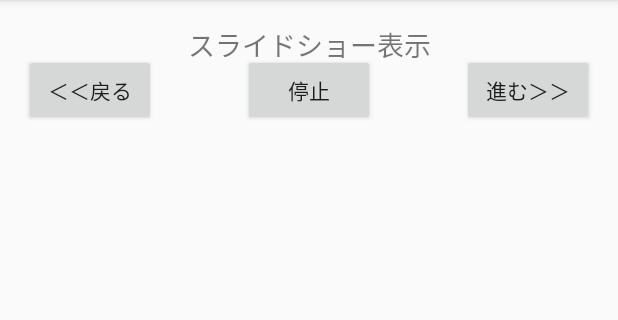
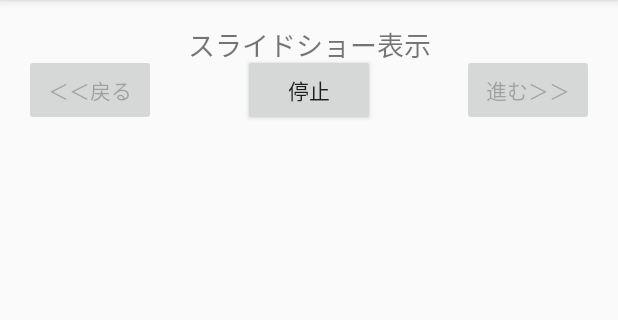
Before and after one commit to ym-dev/AutoSlideshowApp, an Android app: the screen it shows after launch (MainActivity), after a tap on "開始", on a phone screen of 412 x 824 dp, the part 84-404 px from its top. Run offline under Robolectric (Android 15) with nearby library versions, the phone set to English and light mode, and no system bars; 3 statements that could not run were skipped.

Commit message:
自動再生を実装。 ボタンの無効化・有効化も実装。

```diff
--- a/app/src/main/java/jp/techacademy/murai/yusuke/autoslideshowapp/MainActivity.java
+++ b/app/src/main/java/jp/techacademy/murai/yusuke/autoslideshowapp/MainActivity.java
@@ -27,7 +27,6 @@ public class MainActivity extends AppCompatActivity implements View.OnClickListe
     Button playButton;              //ボタン
     Button forwardBut;
     Button backBut;
-    ArrayList<Uri> arrayList ;      //Uri型のArrayListを作りUriを格納していく
 
     Timer mainTimer;					//タイマー用
     MainTimerTask mainTimerTask;		//タイマタスククラス
@@ -49,7 +48,6 @@ public class MainActivity extends AppCompatActivity implements View.OnClickListe
         super.onCreate(savedInstanceState);
         setContentView(R.layout.activity_main);
 
-        arrayList = new ArrayList<Uri>();
 
         // Android 6.0以降の場合
         if (Build.VERSION.SDK_INT >= Build.VERSION_CODES.M) {
@@ -76,17 +74,8 @@ public class MainActivity extends AppCompatActivity implements View.OnClickListe
         backBut.setOnClickListener(this);
 
 
-/*        //タイマーインスタンス生成
-        this.mainTimer = new Timer();
-        //タスククラスインスタンス生成
-        this.mainTimerTask = new MainTimerTask();
-        //タイマースケジュール設定＆開始
-        this.mainTimer.schedule(mainTimerTask, 0,1000);
-        */
-        //テキストビュー
         this.textView = (TextView)findViewById(R.id.textViewTop);
-        //Playボタンにタグ付け
-        playButton.setTag(0);
+        playButton.setTag(0);        //Playボタンにタグ付け
 
 
 
@@ -123,30 +112,9 @@ public class MainActivity extends AppCompatActivity implements View.OnClickListe
 
         if (cursor.moveToFirst()) {
             showImageURI();
+        }else{
+            cursor.close();
         }
-        //cursor.close();
-
-
-/*
-        if (cursor.moveToFirst()){
-            do {
-                // indexからIDを取得し、そのIDから画像のURIを取得する
-                int fieldIndex =cursor.getColumnIndex(MediaStore.Images.Media._ID);
-
-                Long id = cursor.getLong(fieldIndex);
-                Uri imageUri = ContentUris.withAppendedId(MediaStore.Images.Media.EXTERNAL_CONTENT_URI, id);
-
-                Log.d("ANDROID", "URI: " + imageUri.toString());
-
-                arrayList.add(imageUri);
-
-//                ImageView imageVIew = (ImageView) findViewById(R.id.imageView);
-//                imageVIew.setImageURI(imageUri);
-
-            } while (cursor.moveToNext());
-        }
-        cursor.close();
-*/
 
 
 
@@ -169,14 +137,17 @@ public class MainActivity extends AppCompatActivity implements View.OnClickListe
 
 
 
-        } else if (v.getId() == R.id.playButton) {
-            int numMaxArr = arrayList.size();
-            Log.d("ANDROID", "onClick内 arrayList.size= " + numMaxArr);
-
-            for (int l = 0; l < numMaxArr; l++) {
-                Log.d("ANDROID", " arrayList.get(l) = " + arrayList.get(l));
+        } else if (v.getId() == R.id.backBut) {
+            Log.d("ANDROID", "backButが押されました");
+            if (cursor.moveToPrevious()) {
+                showImageURI();
+            } else {
+                cursor.moveToLast();
+                showImageURI();
             }
 
+
+        } else if (v.getId() == R.id.playButton) {
 
             switch ((Integer)v.getTag()) {
                 case 0:
@@ -186,12 +157,16 @@ public class MainActivity extends AppCompatActivity implements View.OnClickListe
                     mainTimer.schedule(mainTimerTask, 0,1000); //タイマースケジュール設定＆開始
                     playButton.setText("停止");
                     playButton.setTag(1);
+                    forwardBut.setEnabled(false);
+                    backBut.setEnabled(false);
                     break;
                 case 1:
                     Log.d("ANDROID", "getTag = "+String.valueOf(v.getTag()));
                     mainTimer.cancel();
                     playButton.setText("再開");
                     playButton.setTag(0);
+                    forwardBut.setEnabled(true);
+                    backBut.setEnabled(true);
                     break;
                 default:
                     Log.d("javatest", "getTag=0,1以外");
@@ -199,18 +174,6 @@ public class MainActivity extends AppCompatActivity implements View.OnClickListe
             }
 
 
-
-
-
-
-        } else if (v.getId() == R.id.backBut) {
-            Log.d("ANDROID", "backButが押されました");
-            if (cursor.moveToPrevious()) {
-                showImageURI();
-            }else{
-                cursor.moveToLast();
-                showImageURI();
-            }
         }
 
     }
@@ -218,14 +181,17 @@ public class MainActivity extends AppCompatActivity implements View.OnClickListe
 
 
     private void showImageURI() {
-        Log.d("ANDROID", "getPosition()= "+cursor.getPosition());
-
         int fieldIndex = cursor.getColumnIndex(MediaStore.Images.Media._ID);
         Long id = cursor.getLong(fieldIndex);
         Uri imageUri = ContentUris.withAppendedId(MediaStore.Images.Media.EXTERNAL_CONTENT_URI, id);
 
         imageVIew = (ImageView) findViewById(R.id.imageView);
         imageVIew.setImageURI(imageUri);
+
+        Log.d("ANDROID", "cursor.getPosition()= "+cursor.getPosition());
+        Log.d("ANDROID", "cursor.getColumnIndex()= "+ fieldIndex);
+        Log.d("ANDROID", "cursor.getLong()= "+ id);
+        Log.d("ANDROID", "imageUri= "+ imageUri);
 
     }
 
@@ -245,7 +211,16 @@ public class MainActivity extends AppCompatActivity implements View.OnClickListe
             mHandler.post( new Runnable() {
                 public void run() {
 
-                    //実行間隔分を加算処理
+
+                    if (cursor.moveToNext()) {
+                        showImageURI();
+                    }else{
+                        cursor.moveToFirst();
+                        showImageURI();
+                    }
+
+
+/*                    //実行間隔分を加算処理
                     count += 1;
                     //画面にカウントを表示
                     textView.setText(String.valueOf(count));
@@ -253,7 +228,10 @@ public class MainActivity extends AppCompatActivity implements View.OnClickListe
                     //カウンタをcountMaxで0に戻す
                     if (count == countMax){
                         count = 0;
-                    }
+                    }*/
+
+
+
                 }
             });
         }
```
